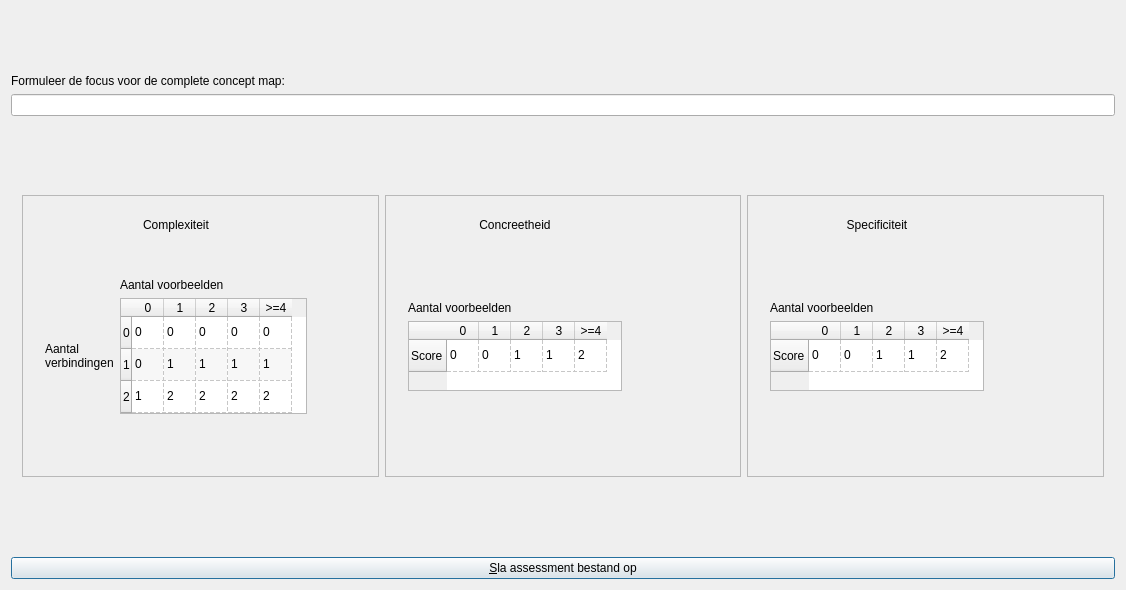
Above: qtbrainweavercreateassessmentdialog.ui from richelbilderbeek/BrainWeaver before the change. Below: the same form after it.
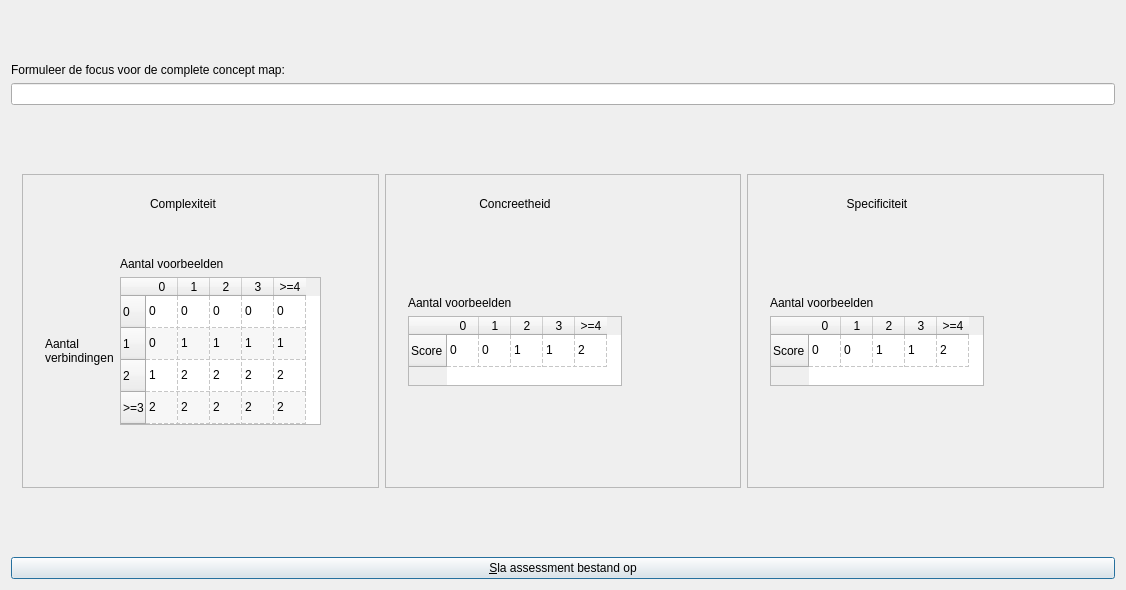
That is the form after the change. Icons and pictures are not drawn.

```diff
--- a/qtbrainweavercreateassessmentdialog.ui
+++ b/qtbrainweavercreateassessmentdialog.ui
@@ -188,6 +188,11 @@
                 <string>2</string>
                </property>
               </row>
+              <row>
+               <property name="text">
+                <string>&gt;=3</string>
+               </property>
+              </row>
               <column>
                <property name="text">
                 <string>0</string>
@@ -288,6 +293,31 @@
                 <string>2</string>
                </property>
               </item>
+              <item row="3" column="0">
+               <property name="text">
+                <string>2</string>
+               </property>
+              </item>
+              <item row="3" column="1">
+               <property name="text">
+                <string>2</string>
+               </property>
+              </item>
+              <item row="3" column="2">
+               <property name="text">
+                <string>2</string>
+               </property>
+              </item>
+              <item row="3" column="3">
+               <property name="text">
+                <string>2</string>
+               </property>
+              </item>
+              <item row="3" column="4">
+               <property name="text">
+                <string>2</string>
+               </property>
+              </item>
              </widget>
             </item>
             <item row="4" column="1">
```
Left out of the diff: 32 changed lines with no effect on the pictures.
